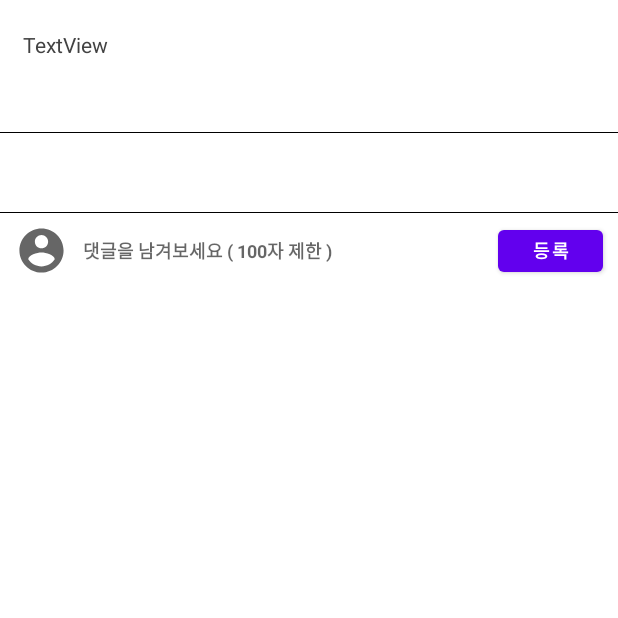
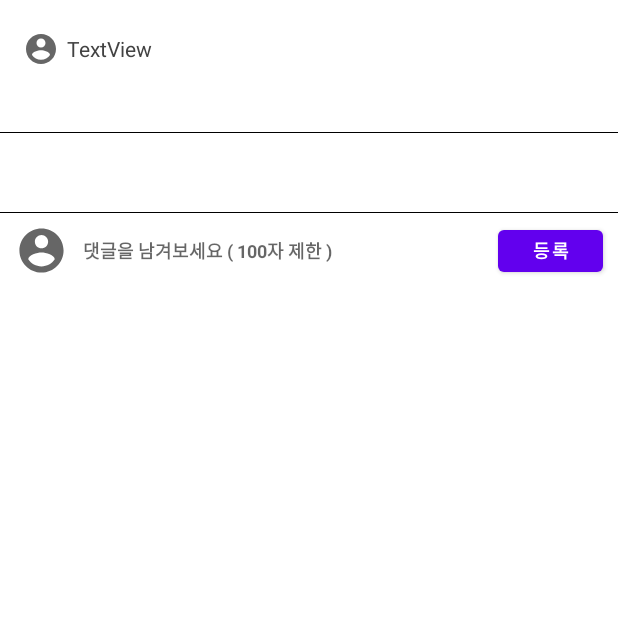
Before and after one commit to DGSWDongHyun/SNS_Project, an Android app: the ReadActivity screen opened directly, with no data from a screen before it, on a phone screen of 412 x 824 dp, the top half of it. Run offline under Robolectric (Android 15) with nearby library versions, the phone set to English and light mode, and no system bars; our stand-ins replace CircleImageView, Firebase (no records; nobody signed in at launch, a user with empty details on screens opened directly); libraries missing offline, so code that uses them is left out: com.arthurivanets.bottomsheets, com.github.mikephil.charting; pictures from the network do not load; 1 statement that could not run was skipped.

```diff
--- a/P/app/build.gradle
+++ b/P/app/build.gradle
@@ -64,6 +64,7 @@ dependencies {
     implementation 'com.robertlevonyan.view:CustomFloatingActionButton:3.0.1'
     implementation 'com.tapadoo.android:alerter:2.0.4'
     implementation 'de.hdodenhof:circleimageview:3.1.0'
+    implementation "com.arthurivanets.bottomsheet:bottomsheets-core:1.0.0"
 
     //gms
     implementation 'com.google.android.gms:play-services-basement:17.6.0'
--- a/P/app/src/main/java/com/project/sns/data/module/FirebaseServiceId.kt
+++ b/P/app/src/main/java/com/project/sns/data/module/FirebaseServiceId.kt
@@ -47,14 +47,14 @@ internal class FirebaseInstanceIDService : FirebaseMessagingService() {
                     channel, channel_nm,
                     NotificationManager.IMPORTANCE_DEFAULT
             )
-            channelMessage.description = "채널에 대한 설명."
+            channelMessage.description = "Followed Genre"
             channelMessage.enableLights(true)
             channelMessage.enableVibration(true)
             channelMessage.setShowBadge(false)
             channelMessage.vibrationPattern = longArrayOf(100, 200, 100, 200)
             notichannel.createNotificationChannel(channelMessage)
             val notificationBuilder = NotificationCompat.Builder(this, channel)
-                    .setSmallIcon(R.drawable.ic_launcher_background)
+                    .setSmallIcon(R.mipmap.ic_launcher)
                     .setContentTitle(title)
                     .setContentText(message)
                     .setChannelId(channel)
@@ -64,7 +64,7 @@ internal class FirebaseInstanceIDService : FirebaseMessagingService() {
             notificationManager.notify(9999, notificationBuilder.build())
         } else {
             val notificationBuilder = NotificationCompat.Builder(this, "")
-                    .setSmallIcon(R.drawable.ic_launcher_background)
+                    .setSmallIcon(R.mipmap.ic_launcher)
                     .setContentTitle(title)
                     .setContentText(message)
                     .setAutoCancel(true)
--- a/P/app/src/main/java/com/project/sns/ui/activities/write/ReadActivity.kt
+++ b/P/app/src/main/java/com/project/sns/ui/activities/write/ReadActivity.kt
@@ -6,7 +6,10 @@ import androidx.appcompat.app.AppCompatActivity
 import android.os.Bundle
 import android.util.Log
 import android.widget.Toast
+import androidx.lifecycle.ViewModelProvider
 import androidx.recyclerview.widget.LinearLayoutManager
+import com.arthurivanets.bottomsheets.BottomSheet
+import com.arthurivanets.bottomsheets.config.Config
 import com.google.firebase.database.*
 import com.google.firebase.database.ktx.database
 import com.google.firebase.ktx.Firebase
@@ -17,11 +20,15 @@ import com.project.sns.data.board.Comment
 import com.project.sns.data.board.User
 import com.project.sns.databinding.ActivityReadBinding
 import com.project.sns.ui.adapters.CommentAdapter
+import com.project.sns.ui.adapters.listener.onClickItemComment
+import com.project.sns.ui.sheet.DetailBottomSheet
+import com.project.sns.ui.viewmodel.MainViewModel
 
 class ReadActivity : AppCompatActivity() {
     var readBinding : ActivityReadBinding ?= null
     var commentList : ArrayList<Comment> = arrayListOf()
     var userMember : User?= null
+    private lateinit var viewModel : MainViewModel
     private var commentAdapter : CommentAdapter ?= null
 
     private lateinit var database: DatabaseReference
@@ -31,7 +38,18 @@ class ReadActivity : AppCompatActivity() {
         readBinding = ActivityReadBinding.inflate(layoutInflater)
         setContentView(readBinding?.root)
 
-        commentAdapter = CommentAdapter(applicationContext)
+        viewModel = ViewModelProvider(this).get(MainViewModel::class.java)
+
+        commentAdapter = CommentAdapter(applicationContext, object : onClickItemComment {
+            override fun onClickItem(data: Comment) {
+
+                viewModel.profileUser.value = data
+                Log.d("TAG" , "${viewModel.profileUser.value}")
+
+                val bottomSheet =  DetailBottomSheet(this@ReadActivity, Config.Builder(this@ReadActivity).build()).also(BottomSheet::show)
+                bottomSheet.show()
+            }
+        })
         database = Firebase.database.reference
         val intent = intent
 
@@ -88,7 +106,7 @@ class ReadActivity : AppCompatActivity() {
                         val storage : FirebaseStorage?= FirebaseStorage.getInstance()
                         //val storageRef: StorageReference = storage!!.reference.child("${user.userProfile}")
                         //GlideApp.with(this@ReadActivity).load(storageRef).into(readBinding?.profileImage!!)
-                        readBinding?.detailTextView?.text = "${intent.getStringExtra("genre")} - ${user.userName}"
+                        readBinding?.detailTextView?.text = "${user.userName}, 과목 : ${intent.getStringExtra("genre")}"
                         break
                     }
                 }
--- a/P/app/src/main/java/com/project/sns/ui/adapters/CommentAdapter.kt
+++ b/P/app/src/main/java/com/project/sns/ui/adapters/CommentAdapter.kt
@@ -14,11 +14,12 @@ import com.google.firebase.storage.StorageReference
 import com.project.sns.GlideApp
 import com.project.sns.R
 import com.project.sns.data.board.Comment
+import com.project.sns.ui.adapters.listener.onClickItemComment
 import com.project.sns.ui.adapters.listener.onClickItemListener
 import de.hdodenhof.circleimageview.CircleImageView
 import java.text.SimpleDateFormat
 
-class CommentAdapter(private val aContext: Context) : RecyclerView.Adapter<RecyclerView.ViewHolder?>() {
+class CommentAdapter(private val aContext: Context, private val listener : onClickItemComment) : RecyclerView.Adapter<RecyclerView.ViewHolder?>() {
     private var positionCheck = 0
     private var isStartViewCheck = true
     var database : DatabaseReference?= null
@@ -55,6 +56,7 @@ class CommentAdapter(private val aContext: Context) : RecyclerView.Adapter<Recyc
             holder.commentContent.text = commentContent
             holder.dateTime.text = SimpleDateFormat("yyyy.MM.dd HH : mm").format(commentDateTime).toString()
 
+            holder.itemView.setOnClickListener { listener.onClickItem(commentData!![position]) }
 
             if (isStartViewCheck) {
                 if (position > 6) isStartViewCheck = false
--- a/P/app/src/main/java/com/project/sns/ui/adapters/listener/onClickItemListener.kt
+++ b/P/app/src/main/java/com/project/sns/ui/adapters/listener/onClickItemListener.kt
@@ -1,11 +1,12 @@
 package com.project.sns.ui.adapters.listener;
 
+import com.project.sns.data.board.Comment
 import com.project.sns.data.board.PostData;
 
  interface onClickItemListener {
     fun onClickItem(position : Int,  postData : ArrayList<PostData>);
 }
 
-interface onClickItemAdapter {
-    fun onClickAdapter(position : Int,  postData : ArrayList<PostData>);
+interface onClickItemComment {
+    fun onClickItem(data : Comment)
 }
--- a/P/app/src/main/java/com/project/sns/ui/fragments/home/HomeFragment.kt
+++ b/P/app/src/main/java/com/project/sns/ui/fragments/home/HomeFragment.kt
@@ -43,9 +43,6 @@ class HomeFragment : Fragment() {
     override fun onCreateView(inflater: LayoutInflater,
                               container: ViewGroup?, savedInstanceState: Bundle?): View? {
         homeBinding = FragmentHomeBinding.inflate(layoutInflater)
-        mainViewModel = ViewModelProvider(requireActivity()).get(MainViewModel::class.java)
-
-        mainViewModel?.fragmentView?.value = homeBinding
         return homeBinding!!.root
     }
 
@@ -159,7 +156,6 @@ class HomeFragment : Fragment() {
         super.onStart()
     }
         override fun onStop() {
-            mainViewModel!!.liveAdapter.value = writeAdapter
             super.onStop()
         }
 }
--- a/P/app/src/main/java/com/project/sns/ui/viewmodel/MainViewModel.kt
+++ b/P/app/src/main/java/com/project/sns/ui/viewmodel/MainViewModel.kt
@@ -8,6 +8,7 @@ import androidx.lifecycle.MutableLiveData
 
 import androidx.lifecycle.ViewModel
 import com.github.mikephil.charting.data.PieEntry
+import com.project.sns.data.board.Comment
 import com.project.sns.data.board.User
 import com.project.sns.databinding.FragmentHomeBinding
 import com.project.sns.databinding.FragmentProfileBinding
@@ -15,9 +16,7 @@ import com.project.sns.ui.adapters.WriteAdapter
 
 
 class MainViewModel : ViewModel() {
-    val liveAdapter : MutableLiveData<WriteAdapter> = MutableLiveData()
-    var fragmentView : MutableLiveData<FragmentHomeBinding> = MutableLiveData()
-    var fragmentViewProfile : MutableLiveData<FragmentProfileBinding> = MutableLiveData()
+    var profileUser : MutableLiveData<Comment> = MutableLiveData()
     var key : MutableLiveData<String> = MutableLiveData()
     var data : MutableLiveData<Uri> = MutableLiveData()
     var userAccount : MutableLiveData<User> = MutableLiveData()
--- a/P/app/src/main/res/layout/activity_read.xml
+++ b/P/app/src/main/res/layout/activity_read.xml
@@ -30,13 +30,21 @@
                 android:gravity="center_vertical"
                 android:orientation="horizontal">
 
+                <ImageView
+                    android:id="@+id/imageView4"
+                    android:layout_width="wrap_content"
+                    android:layout_height="wrap_content"
+                    app:srcCompat="@drawable/ic_baseline_account_circle_24" />
+
                 <TextView
                     android:id="@+id/detailTextView"
                     android:layout_width="wrap_content"
-                    android:layout_height="match_parent"
+                    android:layout_height="wrap_content"
+                    android:layout_marginStart="5dp"
                     android:text="TextView"
                     android:textColor="@color/cardview_dark_background"
                     android:textSize="14sp" />
+
             </LinearLayout>
 
             <TextView
```
Also changed, not shown: P/app/src/main/java/com/project/sns/ui/activities/MainActivity.kt (+0 -14 lines), P/app/src/main/java/com/project/sns/ui/activities/register/ui/login/SignInFragment.kt (+15 -11 lines), P/app/src/main/java/com/project/sns/ui/sheet/DetailBottomSheet.kt (added, +33 -0 lines), P/app/src/main/res/layout/view_bottomsheet.xml (added, +41 -0 lines).
